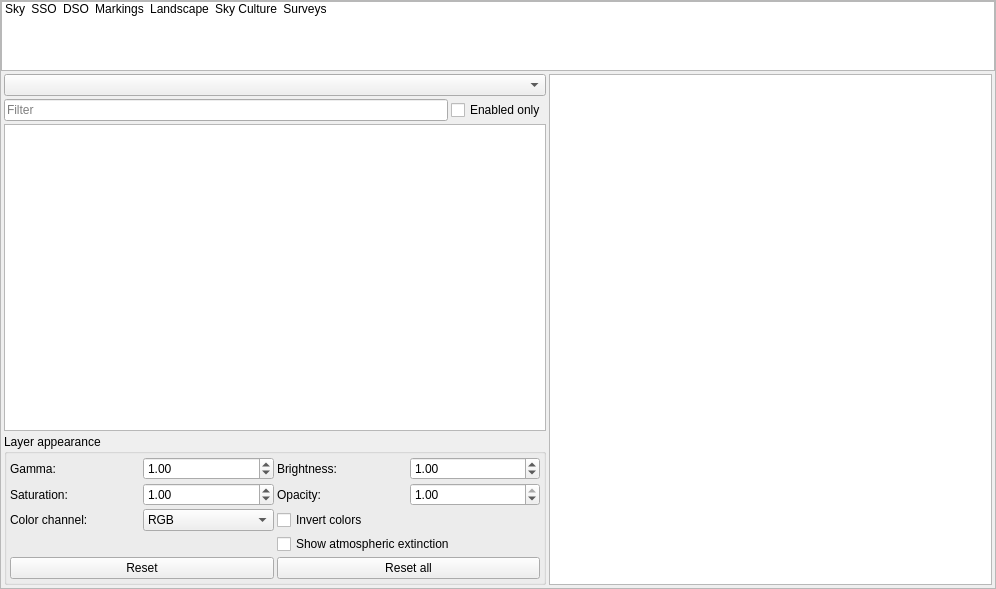
The window that src/gui/viewDialog.ui (Stellarium/stellarium) describes before a commit, drawn with Qt 5.
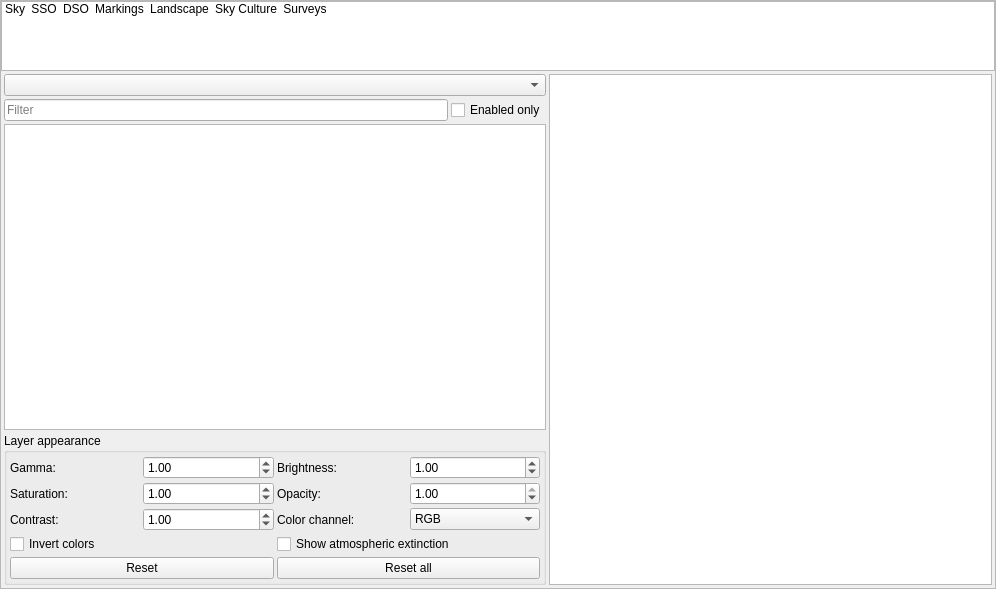
The same window after the commit. The open tabs and pages were chosen to show the change. Icons and pictures are not drawn. Custom widgets are drawn as their Qt base class.

Commit message: Add ability to change contrast of HiPS survey

Patch:
```diff
--- a/src/gui/viewDialog.ui
+++ b/src/gui/viewDialog.ui
@@ -6749,13 +6749,39 @@
               </widget>
              </item>
              <item row="2" column="0">
+              <widget class="QLabel" name="hipsContrastLabel">
+               <property name="text">
+                <string>Contrast:</string>
+               </property>
+              </widget>
+             </item>
+             <item row="2" column="1">
+              <widget class="QDoubleSpinBox" name="hipsContrastDoubleSpinBox">
+               <property name="decimals">
+                <number>2</number>
+               </property>
+               <property name="minimum">
+                <double>0.000000000000000</double>
+               </property>
+               <property name="maximum">
+                <double>5.000000000000000</double>
+               </property>
+               <property name="singleStep">
+                <double>0.100000000000000</double>
+               </property>
+               <property name="value">
+                <double>1.000000000000000</double>
+               </property>
+              </widget>
+             </item>
+             <item row="2" column="2">
               <widget class="QLabel" name="hipsColorChannelLabel">
                <property name="text">
                 <string>Color channel:</string>
                </property>
               </widget>
              </item>
-             <item row="2" column="1">
+             <item row="2" column="3">
               <widget class="QComboBox" name="hipsColorChannelComboBox">
                <item>
                 <property name="text">
@@ -6779,7 +6805,7 @@
                </item>
               </widget>
              </item>
-             <item row="2" column="2" colspan="2">
+             <item row="3" column="0" colspan="2">
               <widget class="QCheckBox" name="hipsInvertedColorsCheckBox">
                <property name="text">
                 <string>Invert colors</string>
```
The commit also changes 6 other files.
